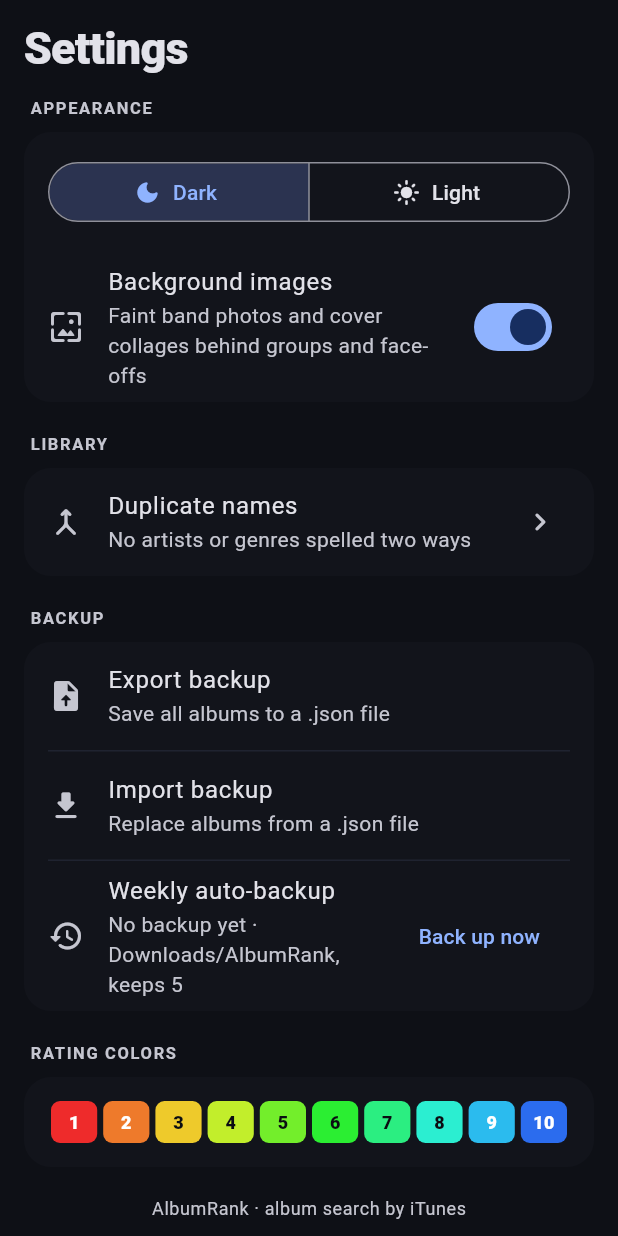
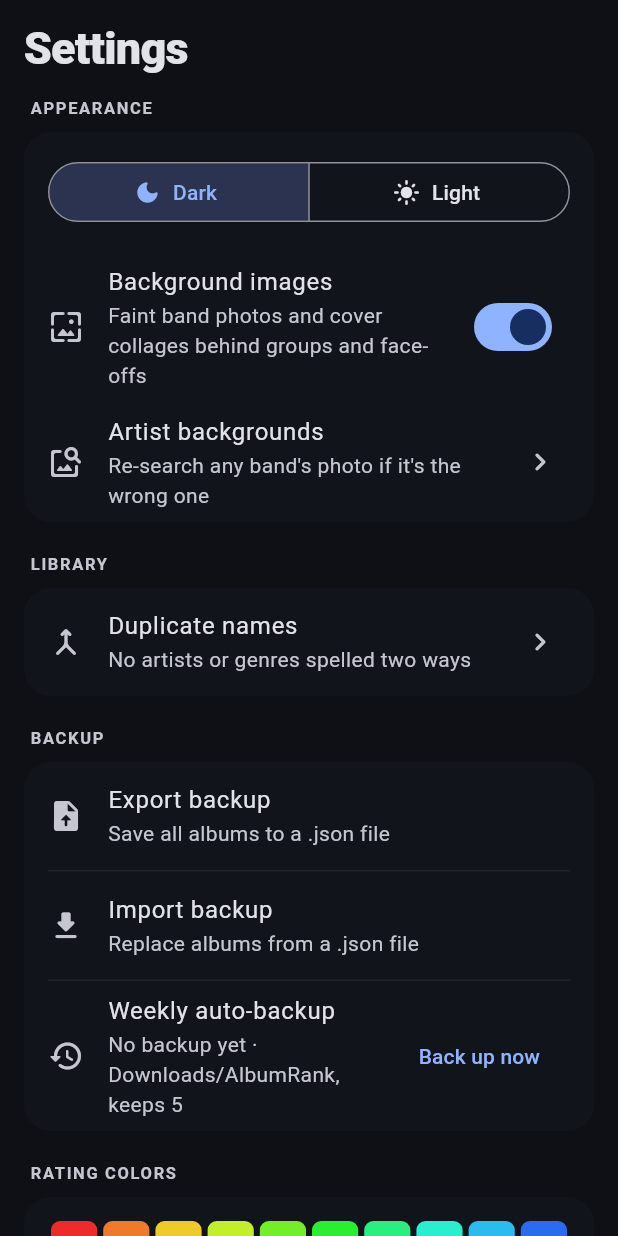
Before and after one commit to ncpawlak/albumRanker, a Flutter app: the SettingsScreen screen opened directly, on a phone screen of 412 x 824 dp. Run offline on Flutter 3.47's test engine with Material 3 defaults, Android fonts, the phone set to English and light mode, and no system bars; our stand-ins replace file_picker, share_plus, shared_preferences; accounts and stored records are empty.

Commit message:
Artist backgrounds settings page; match KoЯn-style names and prefer popular artists
Co-authored-by: Copilot App <223556219+Copilot@users.noreply.github.com>

```diff
--- a/lib/services/artist_image_service.dart
+++ b/lib/services/artist_image_service.dart
@@ -25,7 +25,9 @@ class ArtistImageService extends ChangeNotifier {
     }
   }
 
-  static const _key = 'albumrank.artistImages';
+  // v2: matching now folds stylized letters and prefers popular artists, so
+  // earlier automatic picks (e.g. the wrong "Korn") are looked up again.
+  static const _key = 'albumrank.artistImages.v2';
 
   final SharedPreferences _prefs;
   final http.Client _client;
@@ -35,7 +37,32 @@ class ArtistImageService extends ChangeNotifier {
   final _pending = <String, Future<String?>>{};
 
   static String _norm(String s) => s.trim().toLowerCase().replaceAll(RegExp(r'\s+'), ' ');
-  static String _loose(String s) => s.toLowerCase().replaceAll(RegExp(r'[^a-z0-9]'), '');
+  // Stylized and accented letters bands use in their names (KoЯn, Mötley Crüe, Sigur Rós…).
+  static const _fold = {
+    'я': 'r', 'и': 'n', 'ø': 'o', 'ö': 'o', 'ó': 'o', 'ò': 'o', 'ô': 'o', 'õ': 'o',
+    'ü': 'u', 'ú': 'u', 'ù': 'u', 'û': 'u', 'é': 'e', 'è': 'e', 'ê': 'e', 'ë': 'e',
+    'á': 'a', 'à': 'a', 'â': 'a', 'ä': 'a', 'å': 'a', 'ã': 'a', 'æ': 'ae', 'í': 'i',
+    'ì': 'i', 'î': 'i', 'ï': 'i', 'ñ': 'n', 'ç': 'c', 'ß': 'ss', 'ÿ': 'y', '\$': 's', '&': 'and',
+  };
+
+  static String _loose(String s) {
+    final out = StringBuffer();
+    for (final ch in s.toLowerCase().split('')) {
+      out.write(_fold[ch] ?? ch);
+    }
+    return out.toString().replaceAll(RegExp(r'[^a-z0-9]'), '');
+  }
+
+  /// The best result for [artist]: same name (ignoring case, punctuation and
+  /// stylized letters), and the most popular when several share it.
+  static ArtistImageOption? bestMatch(String artist, List<ArtistImageOption> results) {
+    final want = _loose(artist);
+    ArtistImageOption? best;
+    for (final r in results) {
+      if (_loose(r.name) == want && (best == null || r.fans > best.fans)) best = r;
+    }
+    return best;
+  }
 
   bool isKnown(String artist) => _cache.containsKey(_norm(artist));
 
@@ -53,9 +80,7 @@ class ArtistImageService extends ChangeNotifier {
     if (_cache.containsKey(key)) return Future.value(imageFor(artist));
     return _pending[key] ??= () async {
       try {
-        final results = await search(artist, limit: 5);
-        final want = _loose(artist);
-        final match = results.where((r) => _loose(r.name) == want).firstOrNull;
+        final match = bestMatch(artist, await search(artist, limit: 10));
         await _store(key, match?.imageUrl ?? '');
         return match?.imageUrl;
       } catch (_) {
--- a/lib/ui/artist_image_picker.dart
+++ b/lib/ui/artist_image_picker.dart
@@ -49,7 +49,8 @@ class _ArtistImagePickerState extends State<_ArtistImagePicker> {
       _error = null;
     });
     try {
-      final results = await AppScope.of(context).artistImages!.search(_query.text);
+      final results = (await AppScope.of(context).artistImages!.search(_query.text))
+        ..sort((a, b) => b.fans.compareTo(a.fans));
       if (mounted && id == _searchId) setState(() => _results = results);
     } catch (_) {
       if (mounted && id == _searchId) setState(() => _error = 'Couldn\'t search right now. Check your connection.');
--- a/lib/ui/settings_screen.dart
+++ b/lib/ui/settings_screen.dart
@@ -6,6 +6,7 @@ import 'package:flutter/material.dart';
 import '../app_scope.dart';
 import '../services/auto_backup_service.dart';
 import '../theme/rating_colors.dart';
+import 'artist_images_screen.dart';
 import 'duplicate_names_screen.dart';
 
 class SettingsScreen extends StatelessWidget {
@@ -109,6 +110,16 @@ class SettingsScreen extends StatelessWidget {
                   onChanged: scope.settings.setBackgrounds,
                 ),
               ),
+              if (scope.artistImages != null)
+                ListTile(
+                  key: const ValueKey('artist-backgrounds'),
+                  leading: const Icon(Icons.image_search_rounded),
+                  title: const Text('Artist backgrounds'),
+                  subtitle: const Text('Re-search any band\'s photo if it\'s the wrong one'),
+                  trailing: const Icon(Icons.chevron_right_rounded),
+                  onTap: () => Navigator.of(context)
+                      .push(MaterialPageRoute(builder: (_) => const ArtistImagesScreen())),
+                ),
             ],
           ),
           const SizedBox(height: 20),
```
Also changed, not shown: lib/ui/artist_images_screen.dart (added, +84 -0 lines), 2 other files.
